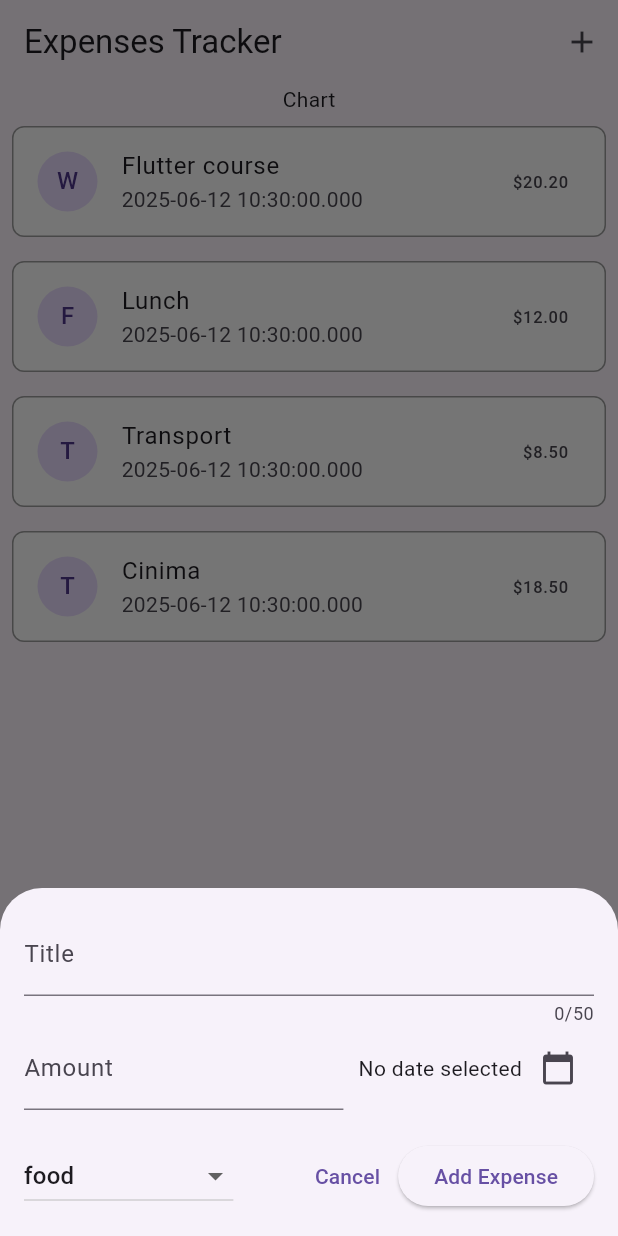
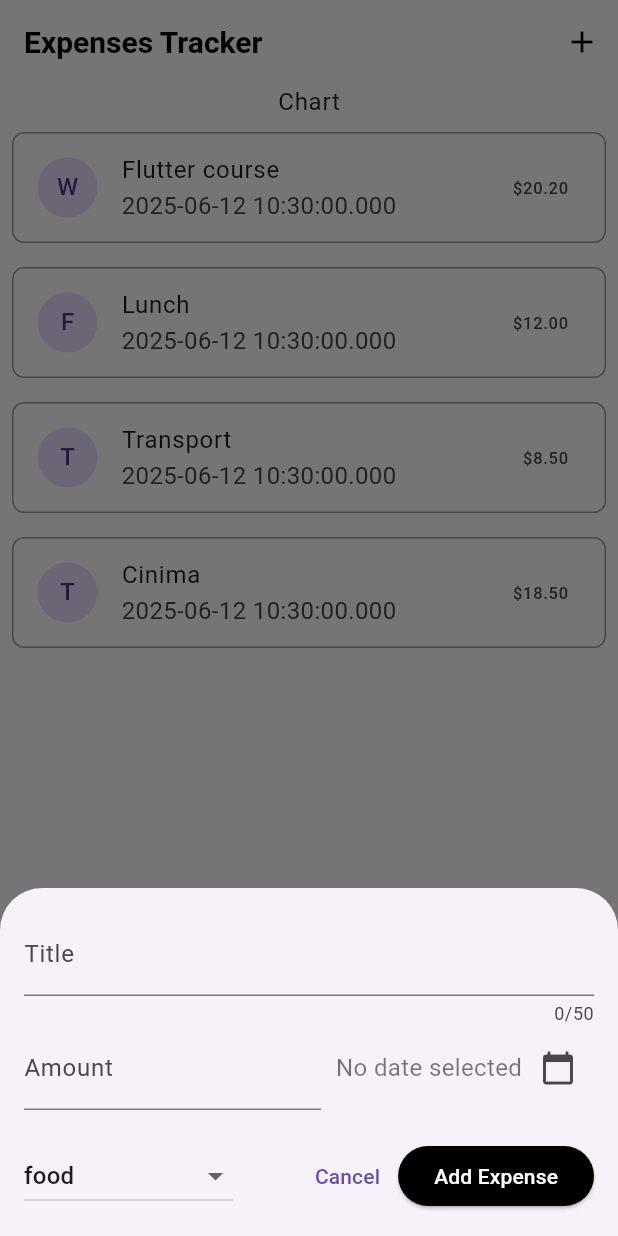
Before and after one commit to moustajil/expense_tracker, a Flutter app: the screen it shows after launch, after a tap on the "add" icon, on a phone screen of 412 x 824 dp. Run offline on Flutter 3.47's test engine with Material 3 defaults, Android fonts, the phone set to English and light mode, and no system bars.

Commit message:
adding more future

```diff
--- a/lib/expances.dart
+++ b/lib/expances.dart
@@ -21,7 +21,35 @@ class _ExpensesScreenState extends State<ExpensesScreen> {
   ];
 
   void _addExapnsesOverly(){
-    showModalBottomSheet(context: context, builder: (ctx) =>const  NewExpense());
+
+    showModalBottomSheet(
+      isScrollControlled: true,
+      context: context, builder: (ctx) =>NewExpense(
+
+      onAddExpense: _addExpense,
+    ));
+  }
+
+  void _addExpense(Expanse expense) {
+    setState(() {
+      expensesList.add(expense);
+    });
+  }
+
+  void _removeExpense(Expanse expense) {
+    final expenseIndex = expensesList.indexOf(expense);
+    setState(() {
+      expensesList.remove(expense);
+    });
+    ScaffoldMessenger.of(context).showSnackBar(
+              SnackBar(content: Text('${expense.title} removed'),action: SnackBarAction(
+                label: 'Undo',
+                onPressed: () {
+                  setState(() {
+                  });
+                },
+              ),behavior: SnackBarBehavior.floating,backgroundColor: Colors.redAccent,),
+            );
   }
   @override
   Widget build(BuildContext context) {
@@ -36,9 +64,10 @@ class _ExpensesScreenState extends State<ExpensesScreen> {
         ],
       ),
       body: Column(
+        crossAxisAlignment: CrossAxisAlignment.center,
         children: [
-          const Text('Chart'), // You can replace this with a real chart widget
-          ExpensesList(expensesList: expensesList,),
+          Center(child:  Text('Chart',style: Theme.of(context).textTheme.bodyLarge,)), // You can replace this with a real chart widget
+          expensesList.isEmpty ? Center(child: Text('The List Of Expancive is Empty')) : ExpensesList(expensesList: expensesList, onRemoveExpense: _removeExpense),
         ],
       ),
     );
--- a/lib/main.dart
+++ b/lib/main.dart
@@ -3,6 +3,21 @@ import 'package:flutter/material.dart';
 
 void main() {
   runApp(MaterialApp(
+    theme: ThemeData().copyWith(useMaterial3: true,scaffoldBackgroundColor: Colors.white, appBarTheme: const AppBarTheme(
+      backgroundColor: Colors.white,
+      foregroundColor: Colors.black,
+    ),elevatedButtonTheme: ElevatedButtonThemeData(
+      style: ElevatedButton.styleFrom(
+        backgroundColor: Colors.black,
+        foregroundColor: Colors.white,
+        shape: RoundedRectangleBorder(borderRadius: BorderRadius.circular(20)),
+      ),
+    ),textTheme: ThemeData().textTheme.copyWith(
+      titleLarge: const TextStyle(fontSize: 20, fontWeight: FontWeight.bold, color: Color.fromARGB(255, 0, 0, 0)),
+      bodyMedium: const TextStyle(fontSize: 16, color: Color.fromARGB(135, 0, 0, 0)),
+    ),),
+    debugShowCheckedModeBanner: false,
+    title: 'Expenses Tracker',
     home: ExpensesScreen(),
   ));
 }
--- a/lib/widget/expance-list/expamces_list.dart
+++ b/lib/widget/expance-list/expamces_list.dart
@@ -4,8 +4,9 @@ import 'package:flutter/material.dart';
 
 class ExpensesList extends StatelessWidget {
   final List<Expanse> expensesList;
+  final Function(Expanse expense)? onRemoveExpense;
 
-  const ExpensesList({super.key, required this.expensesList});
+  const ExpensesList({super.key, required this.expensesList, required this.onRemoveExpense});
 
   @override
   Widget build(BuildContext context) {
@@ -14,7 +15,11 @@ class ExpensesList extends StatelessWidget {
         itemCount: expensesList.length,
         itemBuilder: (ctx, index) {
           final expense = expensesList[index];
-          return ExpanceItem(expanse: expense,);
+          return Dismissible(background: Container(color: Colors.red,),key: ValueKey(expense),onDismissed: (direction){
+
+            onRemoveExpense!(expense);
+
+          },child: ExpanceItem(expanse: expense,));
         },
       ),
     );
--- a/lib/widget/expance-list/expance_item.dart
+++ b/lib/widget/expance-list/expance_item.dart
@@ -17,7 +17,7 @@ class ExpanceItem extends StatelessWidget {
           color: Colors.white,
         ),
         child: ListTile(
-          title: Text(expanse.title),
+          title: Text(expanse.title,style: Theme.of(context).textTheme.bodyLarge,),
           subtitle: Text('${expanse.date.toLocal()}'),
           trailing: Text('\$${expanse.amount.toStringAsFixed(2)}'),
           leading: CircleAvatar(
```
Also changed, not shown: lib/widget/new_expance.dart (+47 -3 lines).
